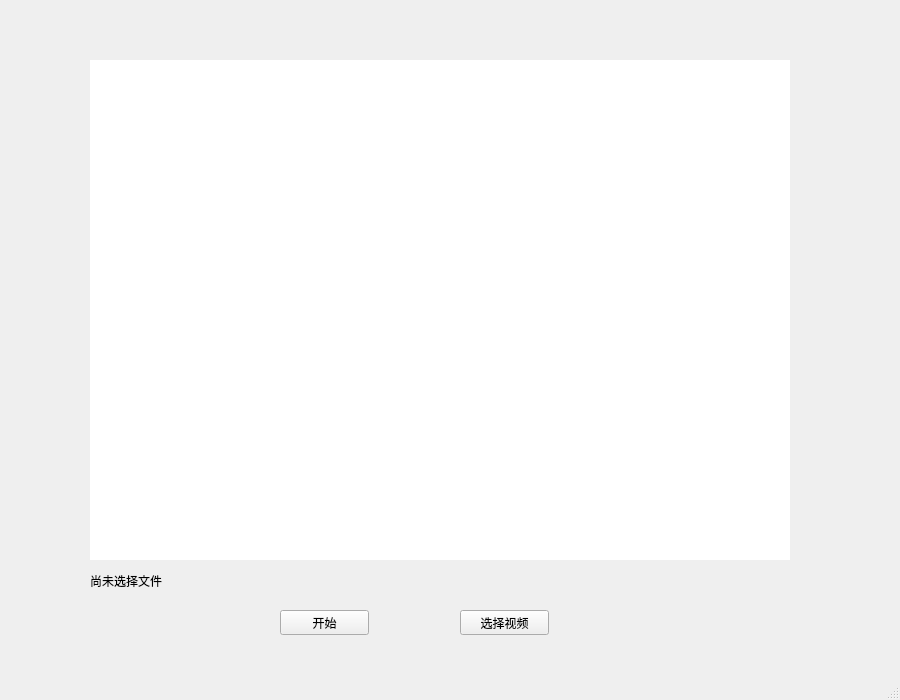
Qt form videoChoose.ui (sdtsztom/faceForInternetPlus) before a commit.
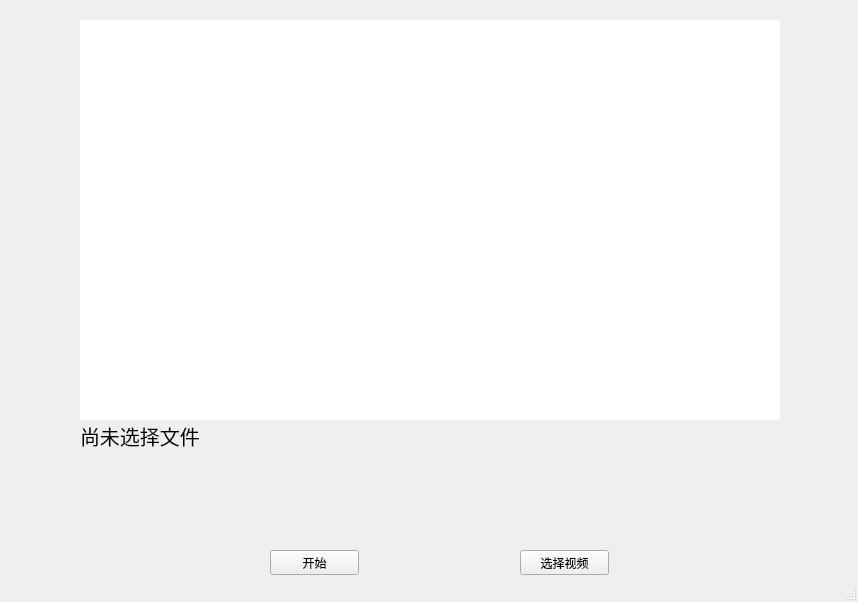
The same form after that commit.

Commit message: 适配吴老师要求： 1. 多线程调用模型跑结果 2. 字体变大 3. 视频循环播放

```diff
--- a/videoChoose.ui
+++ b/videoChoose.ui
@@ -6,8 +6,8 @@
    <rect>
     <x>0</x>
     <y>0</y>
-    <width>900</width>
-    <height>700</height>
+    <width>858</width>
+    <height>602</height>
    </rect>
   </property>
   <property name="windowTitle">
@@ -17,10 +17,10 @@
    <widget class="QLabel" name="labelVideo0">
     <property name="geometry">
      <rect>
-      <x>90</x>
-      <y>60</y>
+      <x>80</x>
+      <y>20</y>
       <width>700</width>
-      <height>500</height>
+      <height>400</height>
      </rect>
     </property>
     <property name="styleSheet">
@@ -33,8 +33,8 @@
    <widget class="QPushButton" name="buttonStart">
     <property name="geometry">
      <rect>
-      <x>280</x>
-      <y>610</y>
+      <x>270</x>
+      <y>550</y>
       <width>89</width>
       <height>25</height>
      </rect>
@@ -46,8 +46,8 @@
    <widget class="QPushButton" name="pushChooseVideo">
     <property name="geometry">
      <rect>
-      <x>460</x>
-      <y>610</y>
+      <x>520</x>
+      <y>550</y>
       <width>89</width>
       <height>25</height>
      </rect>
@@ -59,12 +59,17 @@
    <widget class="QLabel" name="labelFilePath">
     <property name="geometry">
      <rect>
-      <x>90</x>
-      <y>570</y>
-      <width>700</width>
-      <height>21</height>
+      <x>80</x>
+      <y>420</y>
+      <width>771</width>
+      <height>31</height>
      </rect>
     </property>
+    <property name="font">
+     <font>
+      <pointsize>15</pointsize>
+     </font>
+    </property>
     <property name="text">
      <string>尚未选择文件</string>
     </property>
```
Left out of the diff: 24 changed lines with no effect on the pictures. The commit also changes 2 other files.
